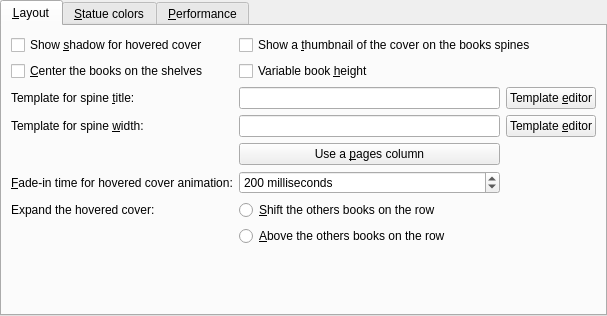
This is src/calibre/gui2/preferences/look_feel_tabs/bookshelf_view.ui in kovidgoyal/calibre as Qt 5 draws it before an edit. The edited form follows.
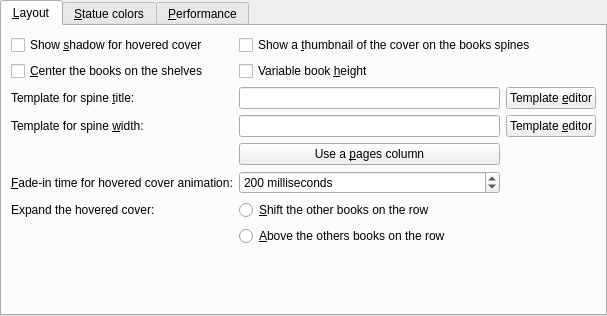
This is the edited form. Custom widgets are drawn as their Qt base class.

```diff
--- a/src/calibre/gui2/preferences/look_feel_tabs/bookshelf_view.ui
+++ b/src/calibre/gui2/preferences/look_feel_tabs/bookshelf_view.ui
@@ -107,7 +107,7 @@
     <item row="20" column="1" colspan="2">
      <widget class="QRadioButton" name="opt_bookshelf_hover_shift">
       <property name="text">
-       <string>&amp;Shift the others books on the row</string>
+       <string>&amp;Shift the other books on the row</string>
       </property>
      </widget>
     </item>
```
